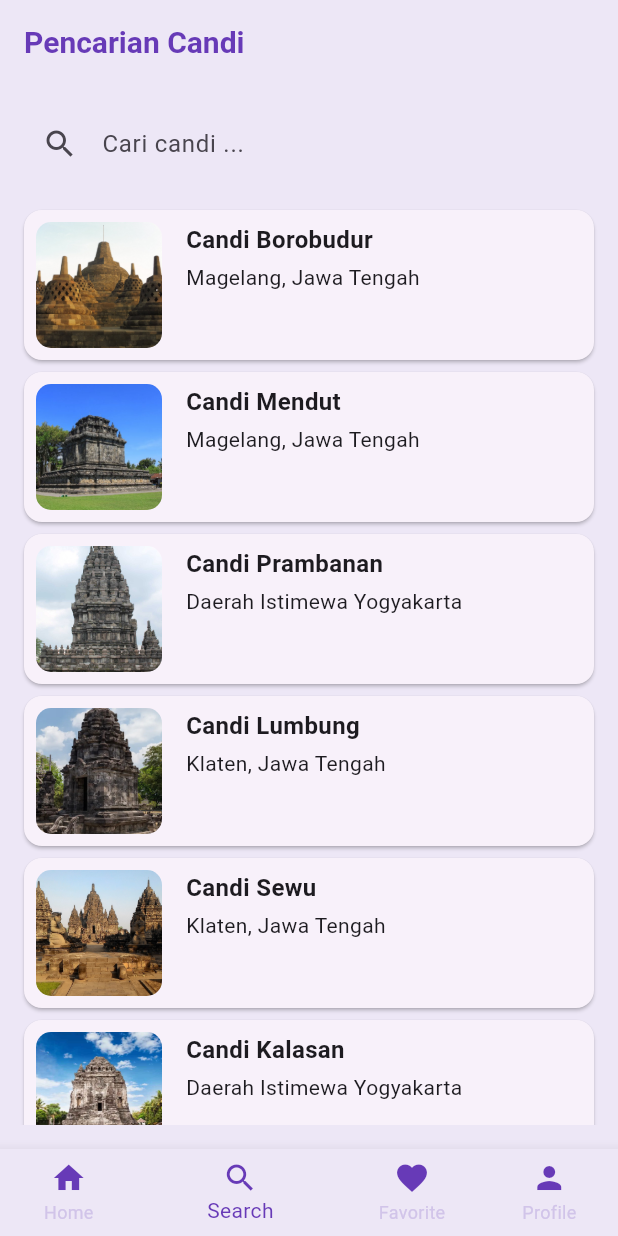
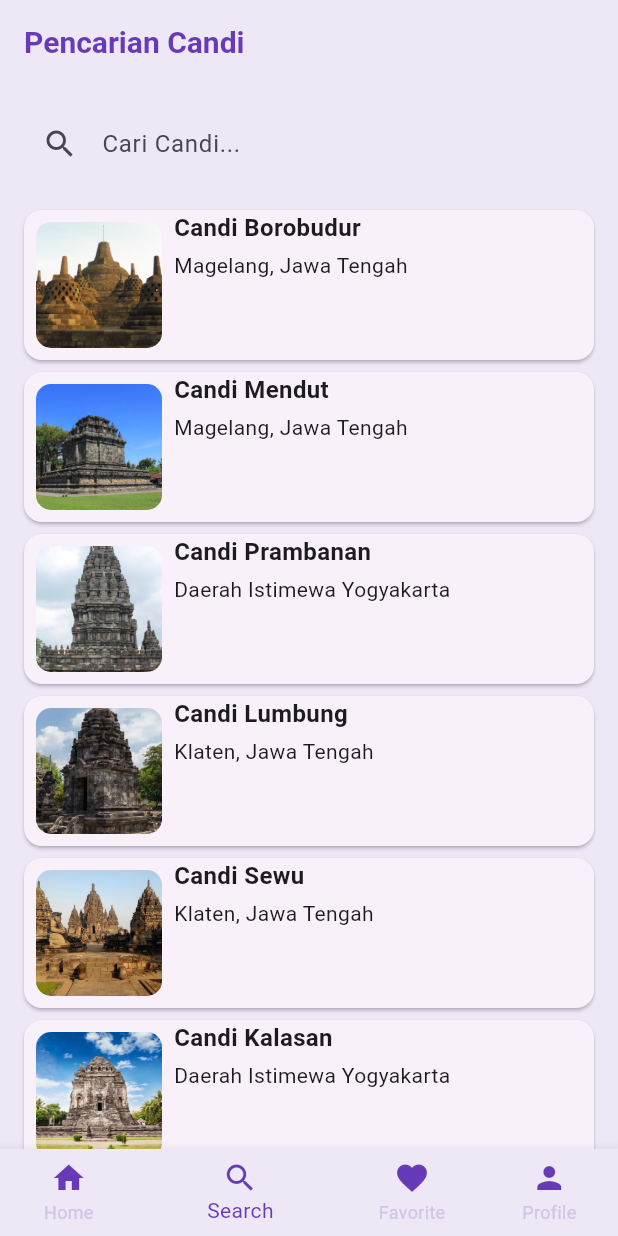
Before and after one commit to Whydiki/wisata_candi_dikiwahyudi, a Flutter app: the screen it shows after launch, item 2 of the bottom bar chosen, on a phone screen of 412 x 824 dp. Run offline on Flutter 3.47's test engine with Material 2 defaults, Android fonts, the phone set to English and light mode, and no system bars.

Commit message:
wisata candi

```diff
--- a/lib/main.dart
+++ b/lib/main.dart
@@ -15,11 +15,19 @@ void main() {
 class MyApp extends StatelessWidget {
   const MyApp({super.key});
 
+  // This widget is the root of your application.
   @override
   Widget build(BuildContext context) {
     return MaterialApp(
+      initialRoute: '/',
+      routes: {
+        '/': (context) => MainScreen(),
+        // '/detail' : (context) => DetailScreen(candi: candi),
+        '/sign_in': (context) => SignInScreen(),
+        '/sign_up': (context) => SignUpScreen(),
+      },
+      debugShowCheckedModeBanner: false,
       title: 'Wisata Candi',
-      debugShowCheckedModeBanner: false,
       theme: ThemeData(
         appBarTheme: const AppBarTheme(
           iconTheme: IconThemeData(color: Colors.deepPurple),
@@ -29,23 +37,23 @@ class MyApp extends StatelessWidget {
             fontWeight: FontWeight.bold,
           ),
         ),
-        colorScheme: ColorScheme.fromSeed(seedColor: Colors.deepPurple).copyWith(
+        colorScheme:
+            ColorScheme.fromSeed(seedColor: Colors.deepPurple).copyWith(
           primary: Colors.deepPurple,
           surface: Colors.deepPurple[50],
         ),
         useMaterial3: true,
       ),
-        // home: HomeScreen(),
-      home: MainScreen(),
-      // home: SearchScreen(),
+      // home : ProfilScreen(),
+      // home: DetailScreen(candi: candiList[0]),
       // home: SignUpScreen(),
-      // home: SignInScreen(),
-      // home: DetailScreen(candi: candiList[0]),
-     // home: ProfileScreen(),
-
+      // home : SearchScreen(),
+      // home: HomeScreen(),
+      // home: MainScreen(),
     );
   }
 }
+
 class MainScreen extends StatefulWidget {
   const MainScreen({super.key});
 
@@ -54,61 +62,74 @@ class MainScreen extends StatefulWidget {
 }
 
 class _MainScreenState extends State<MainScreen> {
-  // TODO : 1. Deklarasikan Variabel
+  // TODO : 1. Deklerasikan variabel
   int _currentIndex = 0;
-
-  List<Widget> _children = [
+  final List<Widget> _children = [
     HomeScreen(),
     SearchScreen(),
     FavoriteScreen(),
-    ProfileScreen(),
+    ProfilScreen(),
   ];
 
   @override
   Widget build(BuildContext context) {
     return Scaffold(
-      // TODO : 2. Buat properti body berupa widget yang ditampilkan
+      // TODO : 2. Buat Properti body berupa widget yang ditampilkan
       body: _children[_currentIndex],
-      // TODO : 3. Buat properti Bottom NavigatioBar dengan nilai theme
+      // TODO : 3. Buat properti bottomNavigationBar dengan nilai theme
       bottomNavigationBar: Theme(
-        data: Theme.of(context).copyWith(
-          canvasColor: Colors.deepPurple[50],
-        ),
+        data: Theme.of(context).copyWith(canvasColor: Colors.deepPurple[50]),
         child: BottomNavigationBar(
           currentIndex: _currentIndex,
-          onTap: (int index) {
+          items: [
+            BottomNavigationBarItem(
+              icon: Icon(
+                Icons.home,
+                color: Colors.deepPurple,
+              ),
+              label: 'Home',
+            ),
+            BottomNavigationBarItem(
+              icon: Icon(
+                Icons.search,
+                color: Colors.deepPurple,
+              ),
+              label: 'Search',
+            ),
+            BottomNavigationBarItem(
+              icon: Icon(
+                Icons.favorite,
+                color: Colors.deepPurple,
+              ),
+              label: 'Favorite',
+            ),
+            BottomNavigationBarItem(
+              icon: Icon(
+                Icons.person,
+                color: Colors.deepPurple,
+              ),
+              label: 'Profile',
+            ),
+          ],
+          onTap: (index) {
             setState(() {
               _currentIndex = index;
             });
           },
-          // Tambahkan properti selectedItemColor dan unselectedItemColor
           selectedItemColor: Colors.deepPurple,
           unselectedItemColor: Colors.deepPurple[100],
-          // Tambahkan properti showUnselectedLabels
           showSelectedLabels: true,
           showUnselectedLabels: true,
-          items: [
-            BottomNavigationBarItem(
-              icon: Icon(Icons.home, color: Colors.deepPurple),
-              label: 'Home',
-            ),
-            BottomNavigationBarItem(
-              icon: Icon(Icons.search, color: Colors.deepPurple),
-              label: 'Search',
-            ),
-            BottomNavigationBarItem(
-              icon: Icon(Icons.favorite, color: Colors.deepPurple),
-              label: 'Favorite',
-            ),
-            BottomNavigationBarItem(
-              icon: Icon(Icons.person, color: Colors.deepPurple),
-              label: 'Profile',
-            ),
-          ],
         ),
       ),
+      // TODO : 4. Buat data dan child dari theme
     );
   }
 }
 
-    //   TODO: 4. Buat data dan child dari Theme
+// class ScreenArguments {
+//   final String title;
+//   final String message;
+//
+//   ScreenArguments(this.title, this.message);
+// }
--- a/lib/screens/favorite_screen.dart
+++ b/lib/screens/favorite_screen.dart
@@ -1,4 +1,3 @@
-import 'package:flutter/cupertino.dart';
 import 'package:flutter/material.dart';
 
 class FavoriteScreen extends StatefulWidget {
--- a/lib/screens/search_screen.dart
+++ b/lib/screens/search_screen.dart
@@ -1,28 +1,30 @@
 import 'package:flutter/material.dart';
 import 'package:wisata_candi/data/candi_data.dart';
+
 import '../models/candi.dart';
+
 class SearchScreen extends StatefulWidget {
   const SearchScreen({super.key});
+
   @override
   State<SearchScreen> createState() => _SearchScreenState();
 }
+
 class _SearchScreenState extends State<SearchScreen> {
-  // TODO: 1. Deklarasikan variabel yang dibutuhkan
-  final List<Candi> _filteredCandis = candiList;
-  final String _searchQuery = '';
+  // TODO : 1. Deklarasikan variabel yang dibutuhkan
+  List<Candi> _filteredCandi = candiList;
+  String _searchQuery = '';
   final TextEditingController _searchController = TextEditingController();
 
   @override
   Widget build(BuildContext context) {
     return Scaffold(
-      // TODO: 2. Buat appbar dengan judul Pencarian Candi
-      appBar: AppBar(
-        title: const Text('Pencarian Candi'),
-      ),
-      // TODO: 3. Buat body berupa Column
+      // TODO : 2. Buat appBar dengal judul pencarian candi
+      appBar: AppBar(title: Text('Pencarian Candi'),),
+      // TODO : 3. Buat body berupa column
       body: Column(
         children: [
-          // TODO: 4. Buat TextField pencarian sebagai anak dari Column
+          // TODO : 4. Buat Textfield pencarian sebagai anak dari column
           Padding(
             padding: const EdgeInsets.all(16),
             child: Container(
@@ -30,60 +32,50 @@ class _SearchScreenState extends State<SearchScreen> {
                 borderRadius: BorderRadius.circular(5),
                 color: Colors.deepPurple[50],
               ),
-              child: const TextField(
+              child: TextField(
                 autofocus: false,
-                // TODO: 6. Implementasi fitur pencarian
                 decoration: InputDecoration(
-                  hintText: 'Cari candi ...',
+                  hintText: 'Cari Candi...',
                   prefixIcon: Icon(Icons.search),
-                  // TODO: 7. Implementasi pengosongan input
-                  border: InputBorder.none,
+                  border : InputBorder.none,
                   focusedBorder: OutlineInputBorder(
-                    borderSide: BorderSide(color: Colors.deepPurple),
+                    borderSide: BorderSide(color : Colors.deepPurple),
                   ),
-                  contentPadding:
-                  EdgeInsets.symmetric(horizontal: 16, vertical: 12),
+                  contentPadding: EdgeInsets.symmetric(
+                      horizontal: 16,
+                      vertical: 12),
                 ),
               ),
             ),
           ),
-          // TODO: 5. Buat ListView hasil pencarian sebagai anak dari Column
+          // TODO : 5. Buat listview hasil pencarian sebagai anak dari column
           Expanded(
             child: ListView.builder(
-              itemCount: _filteredCandis.length,
-              itemBuilder: (_, index) {
-                final candi = _filteredCandis[index];
-                // TODO: 8. Implementasi GestureDetector dan Hero animation
+              itemCount: _filteredCandi.length,
+              itemBuilder: (context, index){
+                final candi = _filteredCandi[index];
                 return Card(
-                  margin: const EdgeInsets.symmetric(horizontal: 16,
-                      vertical: 4),
+                  margin: EdgeInsets.symmetric(horizontal: 16, vertical: 4),
                   child: Row(
                     crossAxisAlignment: CrossAxisAlignment.start,
                     children: [
                       Container(
-                        padding: const EdgeInsets.all(8),
+                        padding : EdgeInsets.all(8),
                         width: 100,
                         height: 100,
                         child: ClipRRect(
-                          borderRadius: BorderRadius.circular(10),
-                          child: Image.asset(
-                            candi.imageAsset,
-                            fit: BoxFit.cover,
+                            borderRadius : BorderRadius.circular(10),
+                            child: Image.asset(candi.imageAsset, fit: BoxFit.cover,)),
                       ),
-                        ),
-                      ),
-                      Padding(
-                        padding: const EdgeInsets.all(8.0),
-                        child: Column(
+                      Column(
                         crossAxisAlignment: CrossAxisAlignment.start,
                         children: [
-                            Text(candi.name, style: const TextStyle(
+                          Text(candi.name, style: TextStyle(
                             fontSize: 16, fontWeight: FontWeight.bold,
                           ),),
-                            const SizedBox(height: 4),
+                          SizedBox(height : 4),
                           Text(candi.location),
                         ],
-                        ),
                       ),
                     ],
                   ),
@@ -91,9 +83,10 @@ class _SearchScreenState extends State<SearchScreen> {
               },
             ),
           ),
-          const SizedBox(height: 16)
         ],
       ),
+
+
     );
   }
 }
```
Also changed, not shown: lib/screens/SignInScreen.dart (+53 -40 lines), lib/screens/SignUpScreen.dart (+39 -35 lines), lib/screens/detail_screen.dart (+104 -49 lines), lib/screens/home_screen.dart (+13 -11 lines), lib/screens/profile_screen.dart (+69 -64 lines), lib/widgets/item_card.dart (+28 -20 lines). Lines whose indentation alone changed are shown as unchanged.
